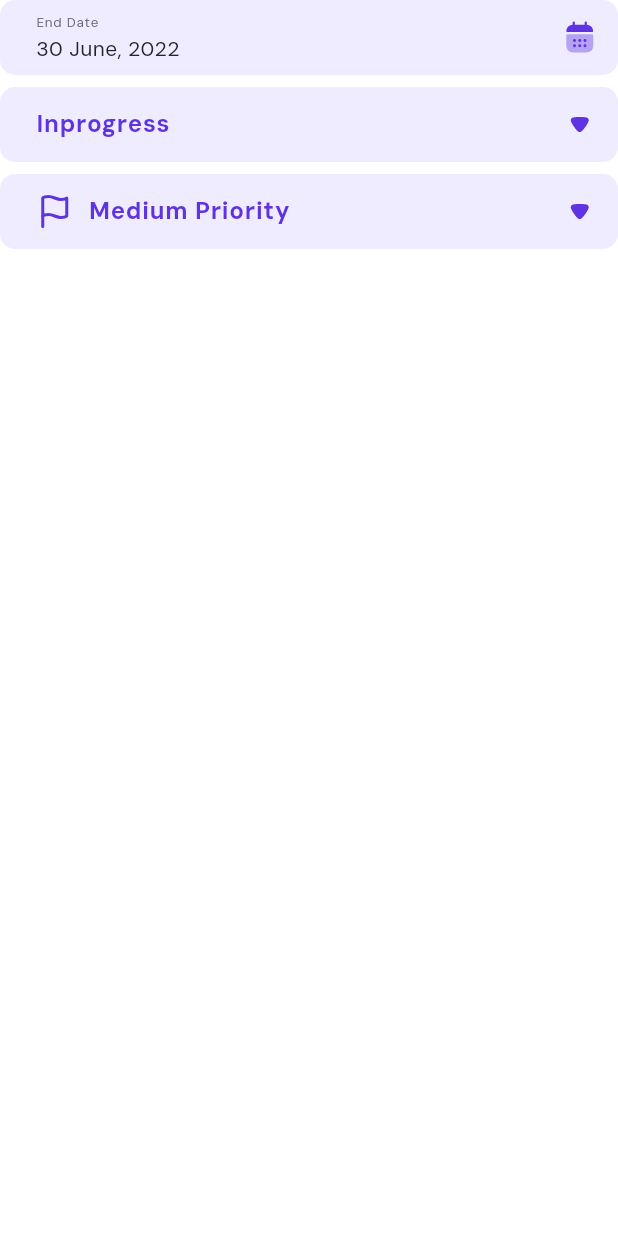
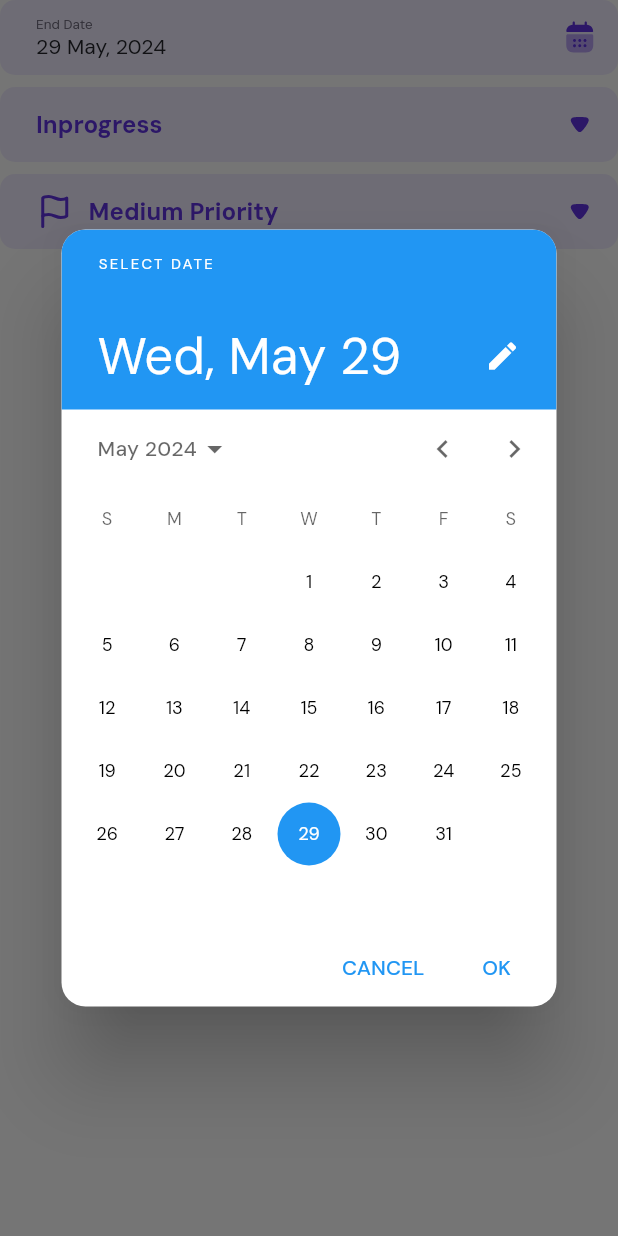
Before and after one commit to AhmedGhazala2000/ToDo-App, a Flutter app: the BuildCustomListTiles widget shown alone on an empty page, opened directly, after a tap on "End Date", on a phone screen of 412 x 824 dp. Run offline on Flutter 3.47's test engine with Material 3 defaults, Android fonts, the phone set to English and light mode, and no system bars; our stand-ins replace cached_network_image, country_picker, dartz, dio, flutter_bloc, flutter_svg and 3 more; network calls fail.

Commit message:
Add date piker

```diff
--- a/lib/Features/Auth/presentation/views/widgets/login_button_bloc_consumer.dart
+++ b/lib/Features/Auth/presentation/views/widgets/login_button_bloc_consumer.dart
@@ -37,9 +37,9 @@ class LoginButtonBlocConsumer extends StatelessWidget {
                   width: 24,
                   child: CircularProgressIndicator(color: Colors.white),
                 )
-              : const Text(
+              : Text(
                   'Sign In',
-                  style: AppStyles.styleBold16
+                  style: AppStyles.styleBold16.copyWith(color: Colors.white),
                 ),
         );
       },
--- a/lib/Features/Auth/presentation/views/widgets/register_button_bloc_consumer.dart
+++ b/lib/Features/Auth/presentation/views/widgets/register_button_bloc_consumer.dart
@@ -22,7 +22,7 @@ class RegisterButtonBlocConsumer extends StatelessWidget {
           Navigator.pop(context);
           context.read<AuthCubit>().experienceLevel = null;
         } else if (state is RegisterFailureState) {
-          showSnackBar(context, message: state.errMessage,color: Colors.red);
+          showSnackBar(context, message: state.errMessage, color: Colors.red);
         }
       },
       builder: (context, state) {
@@ -34,9 +34,9 @@ class RegisterButtonBlocConsumer extends StatelessWidget {
                   width: 24,
                   child: CircularProgressIndicator(color: Colors.white),
                 )
-              : const Text(
+              : Text(
                   'Sign up',
-                  style: AppStyles.styleBold16
+                  style: AppStyles.styleBold16.copyWith(color: Colors.white),
                 ),
         );
       },
--- a/lib/Features/Home/presentation/views/home_view.dart
+++ b/lib/Features/Home/presentation/views/home_view.dart
@@ -20,6 +20,7 @@ class HomeView extends StatelessWidget {
             mainAxisSize: MainAxisSize.min,
             children: [
               FloatingActionButton.small(
+                backgroundColor: kThirdColor,
                 shape: const CircleBorder(),
                 onPressed: () {},
                 child: SvgPicture.asset('assets/images/barcode_icon.svg'),
--- a/lib/Features/Home/presentation/views/widgets/build_custom_list_tiles.dart
+++ b/lib/Features/Home/presentation/views/widgets/build_custom_list_tiles.dart
@@ -1,18 +1,26 @@
 import 'package:flutter/material.dart';
 import 'package:flutter_svg/svg.dart';
+import 'package:intl/intl.dart';
 import 'package:todo_app/Core/utils/constant.dart';
 import 'package:todo_app/Core/utils/styles.dart';
 import 'custom_list_tile.dart';
 
-class BuildCustomListTiles extends StatelessWidget {
+class BuildCustomListTiles extends StatefulWidget {
   const BuildCustomListTiles({super.key});
+
+  @override
+  State<BuildCustomListTiles> createState() => _BuildCustomListTilesState();
+}
+
+class _BuildCustomListTilesState extends State<BuildCustomListTiles> {
+  DateTime? _selectedDate = DateTime.now();
 
   @override
   Widget build(BuildContext context) {
     return Column(
       children: [
         CustomListTile(
-          onTap: (){},
+          onTap: _showDatePiker,
           title: const Text(
             'End Date',
             style: TextStyle(
@@ -20,15 +28,17 @@ class BuildCustomListTiles extends StatelessWidget {
               color: Color(0xff6E6A7C),
             ),
           ),
-          subtitle: const Text(
-            '30 June, 2022',
-            style: TextStyle(color: kSecondColor),
+          subtitle: Text(
+            DateFormat('d MMMM, yyyy').format(_selectedDate!),
+            style: const TextStyle(color: kSecondColor),
           ),
           trailing: SvgPicture.asset('assets/images/calendar.svg'),
         ),
         const SizedBox(height: 8),
         CustomListTile(
-          onTap: (){},
+          onTap: () {
+
+          },
           title: Text(
             'Inprogress',
             style: AppStyles.styleBold16.copyWith(color: kPrimaryColor),
@@ -37,7 +47,7 @@ class BuildCustomListTiles extends StatelessWidget {
         ),
         const SizedBox(height: 8),
         CustomListTile(
-          onTap: (){},
+          onTap: () {},
           title: Row(
             children: [
               SvgPicture.asset('assets/images/flag.svg'),
@@ -53,4 +63,21 @@ class BuildCustomListTiles extends StatelessWidget {
       ],
     );
   }
+
+  void _showDatePiker() {
+    showDatePicker(
+      context: context,
+      initialDate: _selectedDate,
+      firstDate: DateTime(2020),
+      lastDate: DateTime(2030),
+    ).then(
+      (value) {
+        if (value != null && value != _selectedDate) {
+          setState(() {
+            _selectedDate = value;
+          });
+        }
+      },
+    );
+  }
 }
--- a/lib/Features/Home/presentation/views/widgets/task_details_view_body.dart
+++ b/lib/Features/Home/presentation/views/widgets/task_details_view_body.dart
@@ -31,7 +31,10 @@ class TaskDetailsViewBody extends StatelessWidget {
                   'this application they can enlist all their products in one'
                   'place and can deliver. Customers will get a one-stop'
                   'solution for their daily shopping.',
-                  style: TextStyle(color: kSecondColor.withOpacity(.6)),
+                  style: TextStyle(
+                    height: 1.4,
+                    color: kSecondColor.withOpacity(.6),
+                  ),
                 )
               ],
             ),
--- a/pubspec.yaml
+++ b/pubspec.yaml
@@ -44,6 +44,7 @@ dependencies:
   get_it: ^7.7.0
   shimmer: ^3.0.0
   cached_network_image: ^3.3.1
+  intl: ^0.19.0
 
 dev_dependencies:
   flutter_test:
```
Also changed, not shown: lib/main.dart (+7 -1 lines), pubspec.lock.
